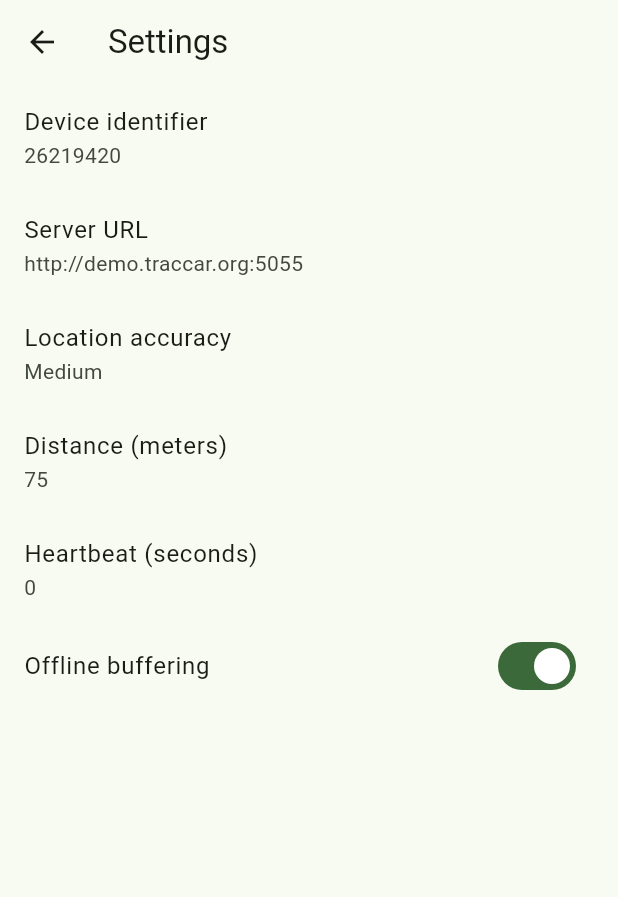
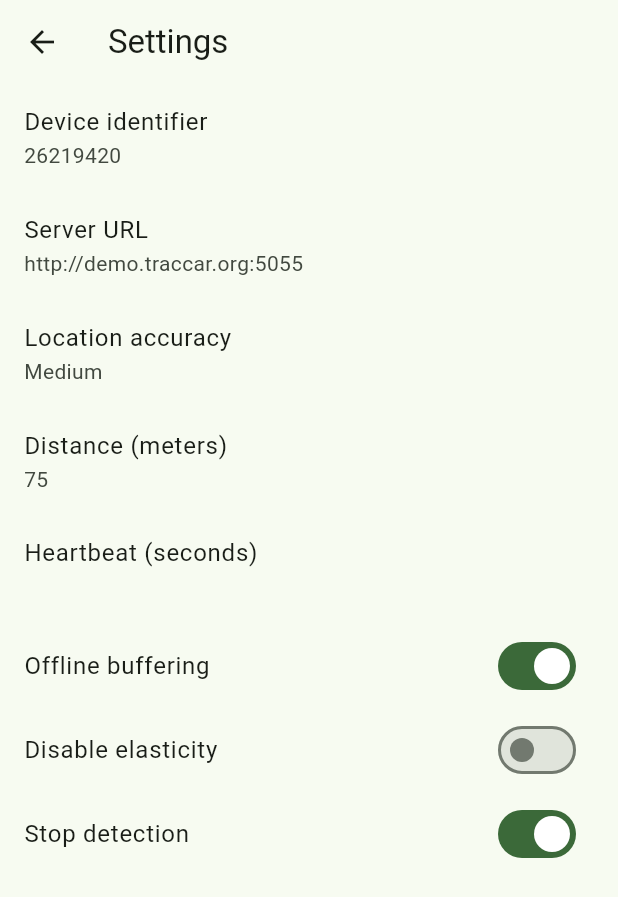
Before and after one commit to traccar/traccar-client, a Flutter app: the screen it shows after launch, after a tap on "Change settings", on a phone screen of 412 x 824 dp. Shown: the top 897 px of the screen. Run offline on Flutter 3.47's test engine with Material 3 defaults, Android fonts, the phone set to English and light mode, and no system bars; our stand-ins replace firebase_core, firebase_crashlytics, shared_preferences; missing offline and left inert: flutter_background_geolocation, quick_actions, rate_my_app, shared_preferences_android; accounts and stored records are empty; generated files the repository leaves out were written again.

```diff
--- a/lib/l10n/app_en.arb
+++ b/lib/l10n/app_en.arb
@@ -18,6 +18,9 @@
   "distanceLabel": "Distance (meters)",
   "heartbeatLabel": "Heartbeat (seconds)",
   "bufferLabel": "Offline buffering",
+  "preventSuspendLabel": "Prevent suspend",
+  "disableElasticityLabel": "Disable elasticity",
+  "stopDetectionLabel": "Stop detection",
   "trackingLabel": "Continuous tracking",
   "startAction": "Start service",
   "stopAction": "Stop service",
--- a/lib/preferences.dart
+++ b/lib/preferences.dart
@@ -15,6 +15,9 @@ class Preferences {
   static const String distance = 'distance';
   static const String heartbeat = 'heartbeat';
   static const String buffer = 'buffer';
+  static const String preventSuspend = 'prevent_suspend';
+  static const String disableElasticity = 'disable_elasticity';
+  static const String stopDetection = 'stop_detection';
 
   static Future<void> init() async {
     instance = await SharedPreferencesWithCache.create(
@@ -24,6 +27,7 @@ class Preferences {
       cacheOptions: SharedPreferencesWithCacheOptions(
         allowList: {
           id, url, accuracy, interval, distance, buffer, heartbeat,
+          preventSuspend, disableElasticity, stopDetection,
           'device_id_preference', 'server_url_preference', 'accuracy_preference',
           'frequency_preference', 'distance_preference', 'buffer_preference',
         },
@@ -47,12 +51,12 @@ class Preferences {
     await instance.setString(accuracy, instance.getString(accuracy) ?? 'medium');
     await instance.setInt(interval, instance.getInt(interval) ?? 300);
     await instance.setInt(distance, instance.getInt(distance) ?? 75);
-    await instance.setInt(heartbeat, instance.getInt(heartbeat) ?? 0);
     await instance.setBool(buffer, instance.getBool(buffer) ?? true);
+    await instance.setBool(stopDetection, instance.getBool(stopDetection) ?? true);
   }
 
   static bg.Config geolocationConfig() {
-    final heartbeatInterval = instance.getInt(interval) ?? 0;
+    final heartbeatInterval = instance.getInt(heartbeat) ?? 0;
     return bg.Config(
       stopOnTerminate: false,
       startOnBoot: true,
@@ -73,6 +77,10 @@ class Preferences {
       logMaxDays: 1,
       locationTemplate: _locationTemplate(),
       showsBackgroundLocationIndicator: false,
+      preventSuspend: instance.getBool(preventSuspend),
+      disableElasticity: instance.getBool(disableElasticity),
+      disableStopDetection: instance.getBool(stopDetection) == false,
+      pausesLocationUpdatesAutomatically: instance.getBool(stopDetection) == false,
     );
   }
 
--- a/lib/settings_screen.dart
+++ b/lib/settings_screen.dart
@@ -16,6 +16,9 @@ class SettingsScreen extends StatefulWidget {
 
 class _SettingsScreenState extends State<SettingsScreen> {
   bool buffering = true;
+  bool preventSuspend = false;
+  bool disableElasticity = false;
+  bool stopDetection = false;
 
   @override
   void initState() {
@@ -26,6 +29,9 @@ class _SettingsScreenState extends State<SettingsScreen> {
   void _initState() async {
     setState(() {
       buffering = Preferences.instance.getBool(Preferences.buffer) ?? true;
+      preventSuspend = Preferences.instance.getBool(Preferences.preventSuspend) ?? false;
+      disableElasticity = Preferences.instance.getBool(Preferences.disableElasticity) ?? false;
+      stopDetection = Preferences.instance.getBool(Preferences.stopDetection) ?? true;
     });
   }
 
@@ -145,6 +151,34 @@ class _SettingsScreenState extends State<SettingsScreen> {
               setState(() => buffering = value);
             },
           ),
+          SwitchListTile(
+            title: Text(AppLocalizations.of(context)!.disableElasticityLabel),
+            value: disableElasticity,
+            onChanged: (value) async {
+              await Preferences.instance.setBool(Preferences.disableElasticity, value);
+              await bg.BackgroundGeolocation.setConfig(Preferences.geolocationConfig());
+              setState(() => disableElasticity = value);
+            },
+          ),
+          SwitchListTile(
+            title: Text(AppLocalizations.of(context)!.stopDetectionLabel),
+            value: stopDetection,
+            onChanged: (value) async {
+              await Preferences.instance.setBool(Preferences.stopDetection, value);
+              await bg.BackgroundGeolocation.setConfig(Preferences.geolocationConfig());
+              setState(() => stopDetection = value);
+            },
+          ),
+          if (Platform.isIOS)
+            SwitchListTile(
+              title: Text(AppLocalizations.of(context)!.preventSuspendLabel),
+              value: preventSuspend,
+              onChanged: (value) async {
+                await Preferences.instance.setBool(Preferences.preventSuspend, value);
+                await bg.BackgroundGeolocation.setConfig(Preferences.geolocationConfig());
+                setState(() => preventSuspend = value);
+              },
+            ),
         ],
       ),
     );
```
